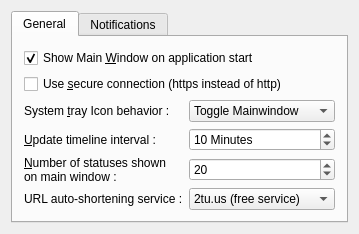
This is src/prefs_base.ui in KDE/choqok as Qt 5 draws it before an edit. The edited form follows.
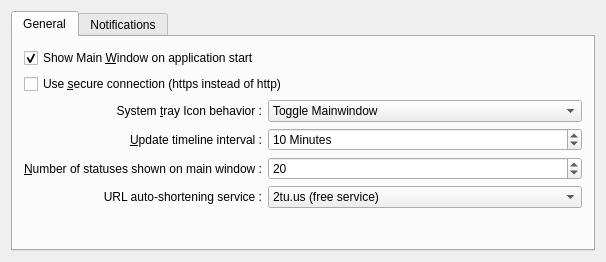
This is the edited form. Custom widgets are drawn as their Qt base class.

Commit message: - add some layouts to the ui's to make sure they expand better when translations are used which are longer than the english. - align the labels right - some i18n fixes

```diff
--- a/src/prefs_base.ui
+++ b/src/prefs_base.ui
@@ -5,8 +5,8 @@
    <rect>
     <x>0</x>
     <y>0</y>
-    <width>359</width>
-    <height>227</height>
+    <width>606</width>
+    <height>262</height>
    </rect>
   </property>
   <layout class="QGridLayout" name="gridLayout_3" >
@@ -19,8 +19,32 @@
       <attribute name="title" >
        <string>General</string>
       </attribute>
+      <layout class="QVBoxLayout" name="verticalLayout_2" >
+       <item>
+        <layout class="QVBoxLayout" name="verticalLayout" >
+         <item>
+          <widget class="QCheckBox" name="kcfg_showMainWinOnStart" >
+           <property name="text" >
+            <string>Show Main &amp;Window on application start</string>
+           </property>
+           <property name="checked" >
+            <bool>true</bool>
+           </property>
+          </widget>
+         </item>
+         <item>
+          <widget class="QCheckBox" name="kcfg_useSecureConnection" >
+           <property name="enabled" >
+            <bool>true</bool>
+           </property>
+           <property name="text" >
+            <string>Use &amp;secure connection (https instead of http)</string>
+           </property>
+          </widget>
+         </item>
+         <item>
       <layout class="QGridLayout" name="gridLayout_2" >
-       <item row="2" column="0" >
+           <item row="0" column="0" >
         <widget class="QLabel" name="label_2" >
          <property name="toolTip" >
           <string>Set behavior of system tray icon clicking option</string>
@@ -28,16 +52,28 @@
          <property name="text" >
           <string>System &amp;tray Icon behavior :</string>
          </property>
+             <property name="alignment" >
+              <set>Qt::AlignRight|Qt::AlignTrailing|Qt::AlignVCenter</set>
+             </property>
          <property name="buddy" >
           <cstring>kcfg_systrayTriggerType</cstring>
          </property>
         </widget>
        </item>
-       <item row="2" column="1" >
+           <item row="0" column="1" >
         <widget class="KComboBox" name="kcfg_systrayTriggerType" >
+             <property name="sizePolicy" >
+              <sizepolicy vsizetype="Fixed" hsizetype="Expanding" >
+               <horstretch>0</horstretch>
+               <verstretch>0</verstretch>
+              </sizepolicy>
+             </property>
          <property name="toolTip" >
           <string>Set behavior of system tray icon clicking option</string>
          </property>
+             <property name="sizeAdjustPolicy" >
+              <enum>QComboBox::AdjustToMinimumContentsLength</enum>
+             </property>
          <item>
           <property name="text" >
            <string>Toggle Mainwindow</string>
@@ -50,17 +86,20 @@
          </item>
         </widget>
        </item>
-       <item row="3" column="0" >
+           <item row="1" column="0" >
         <widget class="QLabel" name="label" >
          <property name="text" >
           <string>&amp;Update timeline interval :</string>
          </property>
+             <property name="alignment" >
+              <set>Qt::AlignRight|Qt::AlignTrailing|Qt::AlignVCenter</set>
+             </property>
          <property name="buddy" >
           <cstring>kcfg_updateInterval</cstring>
          </property>
         </widget>
        </item>
-       <item row="3" column="1" >
+           <item row="1" column="1" >
         <widget class="KIntSpinBox" name="kcfg_updateInterval" >
          <property name="specialValueText" >
           <string>Disabled</string>
@@ -76,26 +115,7 @@
          </property>
         </widget>
        </item>
-       <item row="4" column="0" >
-        <widget class="QLabel" name="label_5" >
-         <property name="maximumSize" >
-          <size>
-           <width>150</width>
-           <height>16777215</height>
-          </size>
-         </property>
-         <property name="text" >
-          <string>&amp;Number of statuses shown on main window : </string>
-         </property>
-         <property name="wordWrap" >
-          <bool>true</bool>
-         </property>
-         <property name="buddy" >
-          <cstring>kcfg_countOfStatusesOnMain</cstring>
-         </property>
-        </widget>
-       </item>
-       <item row="4" column="1" >
+           <item row="2" column="1" >
         <widget class="KIntSpinBox" name="kcfg_countOfStatusesOnMain" >
          <property name="minimum" >
           <number>1</number>
@@ -108,47 +128,17 @@
          </property>
         </widget>
        </item>
-       <item row="0" column="0" colspan="2" >
-        <widget class="QCheckBox" name="kcfg_showMainWinOnStart" >
-         <property name="text" >
-          <string>Show Main &amp;Window on application start</string>
-         </property>
-         <property name="checked" >
-          <bool>true</bool>
-         </property>
-        </widget>
-       </item>
-       <item row="6" column="0" colspan="2" >
-        <spacer name="verticalSpacer" >
-         <property name="orientation" >
-          <enum>Qt::Vertical</enum>
-         </property>
-         <property name="sizeHint" stdset="0" >
-          <size>
-           <width>20</width>
-           <height>40</height>
-          </size>
-         </property>
-        </spacer>
-       </item>
-       <item row="1" column="0" colspan="2" >
-        <widget class="QCheckBox" name="kcfg_useSecureConnection" >
-         <property name="enabled" >
-          <bool>true</bool>
-         </property>
-         <property name="text" >
-          <string>Use &amp;secure connection (https instead of http)</string>
-         </property>
-        </widget>
-       </item>
-       <item row="5" column="0" >
+           <item row="4" column="0" >
         <widget class="QLabel" name="label_6" >
          <property name="text" >
           <string>URL auto-shortening service :</string>
          </property>
-        </widget>
-       </item>
-       <item row="5" column="1" >
+             <property name="alignment" >
+              <set>Qt::AlignRight|Qt::AlignTrailing|Qt::AlignVCenter</set>
+             </property>
+            </widget>
+           </item>
+           <item row="4" column="1" >
         <widget class="KComboBox" name="kcfg_shortenService" >
          <property name="currentIndex" >
           <number>1</number>
@@ -170,6 +160,45 @@
          </item>
         </widget>
        </item>
+           <item row="2" column="0" >
+            <widget class="QLabel" name="label_5" >
+             <property name="maximumSize" >
+              <size>
+               <width>16777215</width>
+               <height>16777215</height>
+              </size>
+             </property>
+             <property name="text" >
+              <string>&amp;Number of statuses shown on main window :</string>
+             </property>
+             <property name="alignment" >
+              <set>Qt::AlignRight|Qt::AlignTrailing|Qt::AlignVCenter</set>
+             </property>
+             <property name="wordWrap" >
+              <bool>false</bool>
+             </property>
+             <property name="buddy" >
+              <cstring>kcfg_countOfStatusesOnMain</cstring>
+             </property>
+            </widget>
+           </item>
+          </layout>
+         </item>
+        </layout>
+       </item>
+       <item>
+        <spacer name="verticalSpacer" >
+         <property name="orientation" >
+          <enum>Qt::Vertical</enum>
+         </property>
+         <property name="sizeHint" stdset="0" >
+          <size>
+           <width>20</width>
+           <height>40</height>
+          </size>
+         </property>
+        </spacer>
+       </item>
       </layout>
      </widget>
      <widget class="QWidget" name="tab_2" >
```
Left out of the diff: 27 changed lines with no effect on the pictures. Lines whose indentation alone changed are shown as unchanged. The commit also changes 5 other files.
